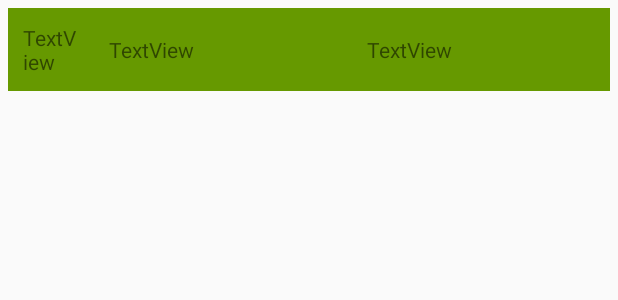
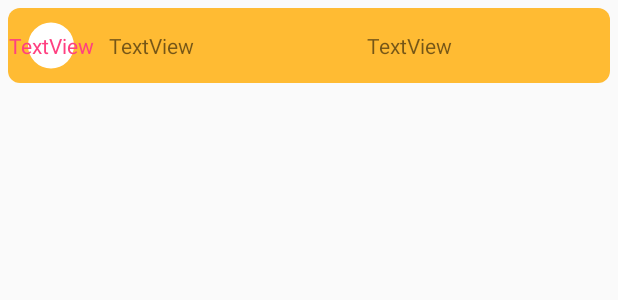
Before and after one commit to rationalcode/Nav1, an Android app: the layout rv_item.xml on its own in the app's theme, with its tools: preview values and no code run, on a phone screen of 412 x 824 dp. Shown: the top 300 px of the screen. Run offline under Robolectric (Android 15) with nearby library versions, the phone set to English and light mode, and no system bars.

Commit message:
add drawable resource: shape, ring

```diff
--- a/app/src/main/java/com/example/admin/nav1/controller/AdapterRV.java
+++ b/app/src/main/java/com/example/admin/nav1/controller/AdapterRV.java
@@ -22,18 +22,19 @@ import com.example.admin.nav1.ui.TextFragment;
 import java.util.ArrayList;
 import java.util.List;
 
-
 import static com.example.admin.nav1.MainActivity.fragmentHelper;
-
 
 
 public class AdapterRV extends RecyclerView.Adapter <AdapterRV.ViewHolder> {
 
+    Context context;
     public static String TAG;
     private LayoutInflater inflater;
     public List<Chapter> chapters;
 
+
     public AdapterRV(Context context, List<Chapter> chapters) {
+        this.context = context;
         this.chapters = chapters;
         this.inflater = LayoutInflater.from(context);
     }
--- a/app/src/main/java/com/example/admin/nav1/controller/FragmentHelper.java
+++ b/app/src/main/java/com/example/admin/nav1/controller/FragmentHelper.java
@@ -15,7 +15,7 @@ public class FragmentHelper extends FragmentActivity {
 
 
     private final FragmentActivity activity;
-    public FragmentTransaction fragmentTransaction;
+    FragmentTransaction fragmentTransaction;
 
     public FragmentHelper(FragmentActivity activity) {
         this.activity = activity;
--- /dev/null
+++ b/app/src/main/res/drawable/base_circle.xml
@@ -0,0 +1,11 @@
+<?xml version="1.0" encoding="utf-8"?>
+<shape
+    android:shape="ring"
+    android:useLevel="false"
+    android:innerRadius="0dp"
+    android:thickness="15dp"
+    xmlns:android="http://schemas.android.com/apk/res/android">
+    <solid android:color="@android:color/white" />
+
+
+</shape>
--- /dev/null
+++ b/app/src/main/res/drawable/base_shape.xml
@@ -0,0 +1,6 @@
+<?xml version="1.0" encoding="utf-8"?>
+<shape android:shape="rectangle"
+    xmlns:android="http://schemas.android.com/apk/res/android">
+    <corners android:radius="@dimen/object_corners" />
+    <solid android:color="@android:color/holo_orange_light" />
+</shape>
--- a/app/src/main/res/layout/rv_fragment.xml
+++ b/app/src/main/res/layout/rv_fragment.xml
@@ -10,5 +10,5 @@
         android:layout_width="match_parent"
         android:layout_height="match_parent"
 
-        android:layout_margin="10dp" />
+        android:layout_margin="10dp"/>
 </android.widget.LinearLayout>
--- a/app/src/main/res/layout/rv_item.xml
+++ b/app/src/main/res/layout/rv_item.xml
@@ -1,9 +1,9 @@
 <?xml version="1.0" encoding="utf-8"?>
 <android.widget.LinearLayout xmlns:android="http://schemas.android.com/apk/res/android"
     android:layout_width="match_parent"
-    android:layout_height="wrap_content"
+    android:layout_height="50dp"
     android:layout_margin="5dp"
-    android:background="@android:color/holo_green_dark"
+    android:background="@drawable/base_shape"
     android:divider="@android:drawable/divider_horizontal_dark"
     android:gravity="center"
     android:orientation="horizontal">
@@ -11,10 +11,12 @@
     <TextView
         android:id="@+id/textViewNum"
         android:layout_width="match_parent"
-        android:layout_height="wrap_content"
-        android:layout_margin="10dp"
+        android:layout_height="match_parent"
         android:layout_weight="3"
-        android:text="TextView" />
+        android:background="@drawable/base_circle"
+        android:gravity="center"
+        android:text="TextView"
+        android:textColor="@color/colorAccent" />
 
     <TextView
         android:id="@+id/textViewChapterTitle"
--- a/app/src/main/res/values/colors.xml
+++ b/app/src/main/res/values/colors.xml
@@ -2,5 +2,6 @@
 <resources>
     <color name="colorPrimary">#3F51B5</color>
     <color name="colorPrimaryDark">#303F9F</color>
-    <color name="colorAccent">#FF4081</color>
+    <color name="colorAccent">#ff4081</color>
+    <color name="colorCustom">#ada8f5</color>
 </resources>
--- a/app/src/main/res/values/dimens.xml
+++ b/app/src/main/res/values/dimens.xml
@@ -5,4 +5,5 @@
     <dimen name="nav_header_vertical_spacing">8dp</dimen>
     <dimen name="nav_header_height">176dp</dimen>
     <dimen name="fab_margin">16dp</dimen>
+    <dimen name="object_corners">8dp</dimen>
 </resources>
```
Also changed, not shown: app/src/main/java/com/example/admin/nav1/ui/TextFragment.java (+5 -2 lines), app/src/main/res/drawable/selector.xml (added, +18 -0 lines).
